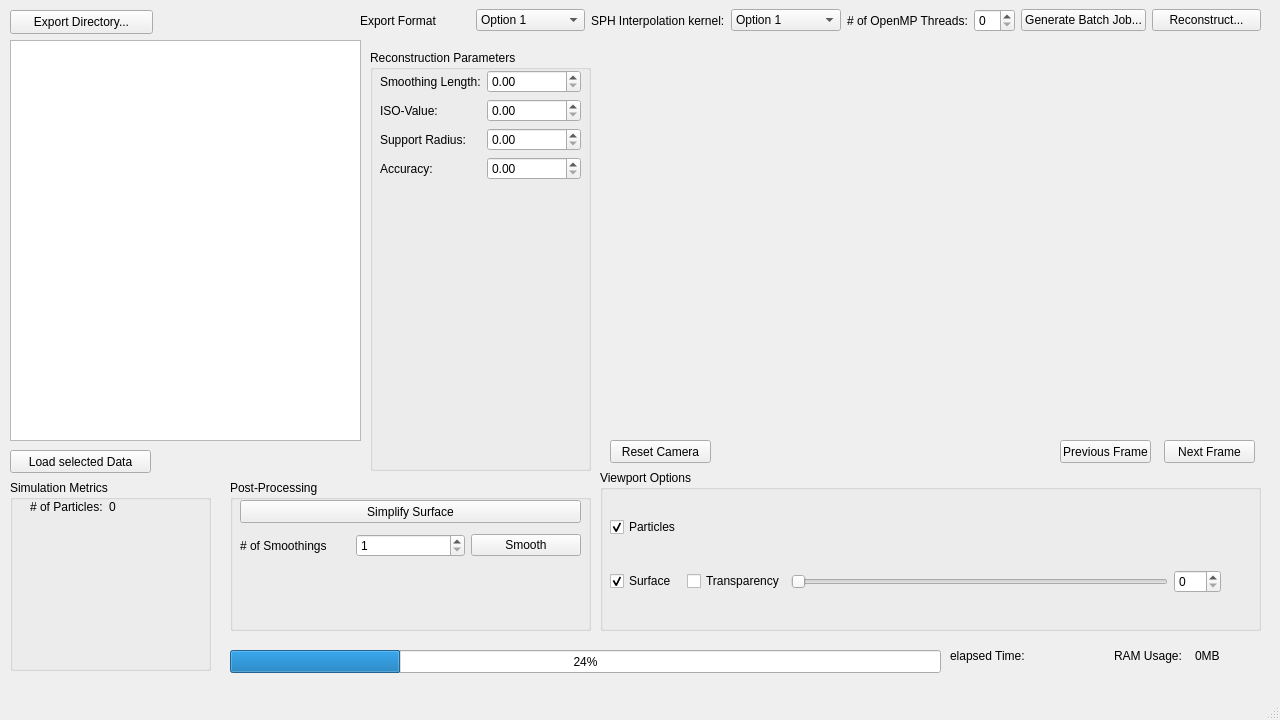
Above: LabProject/mainwindow.ui from CedricM9/SPH-Surface-Reconstruction before the change. Below: the same form after it.
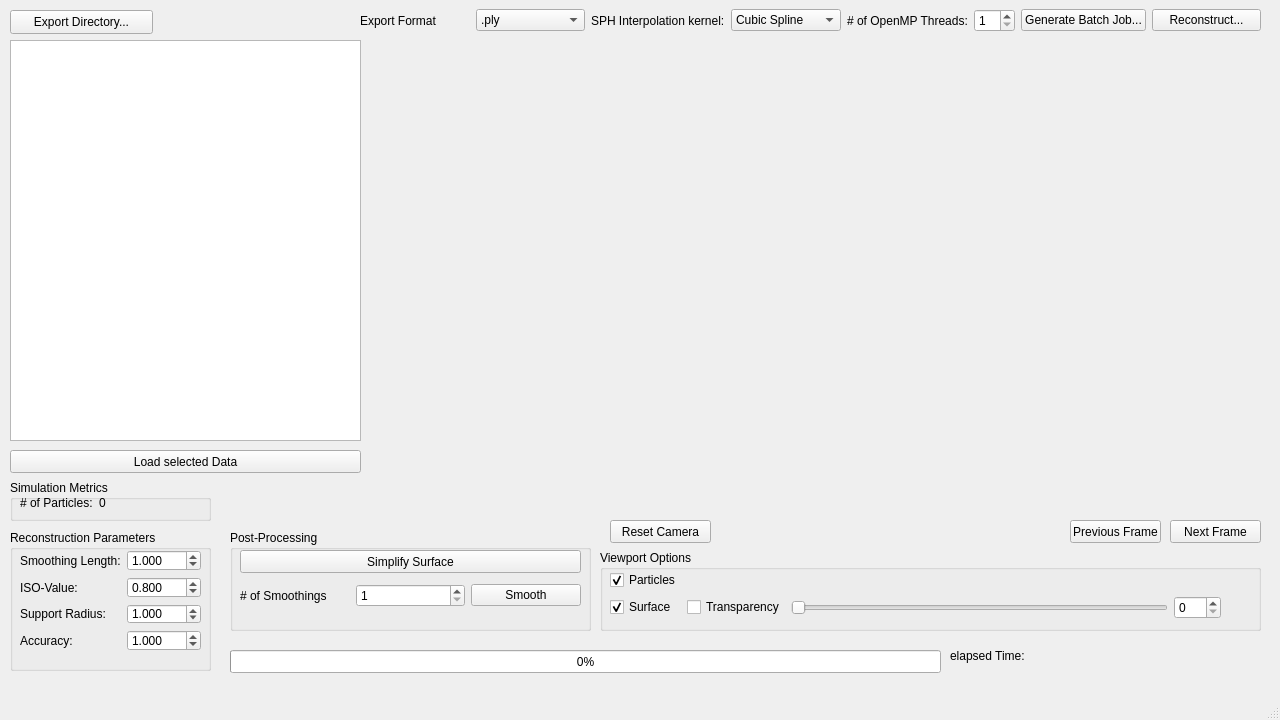
That is the form after the change. Icons and pictures are not drawn.

```diff
--- a/LabProject/mainwindow.ui
+++ b/LabProject/mainwindow.ui
@@ -24,16 +24,16 @@
      </rect>
     </property>
     <property name="value">
-     <number>24</number>
+     <number>0</number>
     </property>
    </widget>
    <widget class="QGroupBox" name="reconstructionGroupBox">
     <property name="geometry">
      <rect>
-      <x>370</x>
-      <y>50</y>
-      <width>221</width>
-      <height>421</height>
+      <x>10</x>
+      <y>530</y>
+      <width>201</width>
+      <height>141</height>
      </rect>
     </property>
     <property name="title">
@@ -44,8 +44,8 @@
       <rect>
        <x>10</x>
        <y>20</y>
-       <width>201</width>
-       <height>391</height>
+       <width>181</width>
+       <height>101</height>
       </rect>
      </property>
      <layout class="QFormLayout" name="reconstructionFormLayout">
@@ -78,16 +78,44 @@
        </widget>
       </item>
       <item row="0" column="1">
-       <widget class="QDoubleSpinBox" name="smoothingDoubleSpinBox"/>
+       <widget class="QDoubleSpinBox" name="smoothingDoubleSpinBox">
+        <property name="decimals">
+         <number>3</number>
+        </property>
+        <property name="value">
+         <double>1.000000000000000</double>
+        </property>
+       </widget>
       </item>
       <item row="1" column="1">
-       <widget class="QDoubleSpinBox" name="isoDoubleSpinBox"/>
+       <widget class="QDoubleSpinBox" name="isoDoubleSpinBox">
+        <property name="decimals">
+         <number>3</number>
+        </property>
+        <property name="value">
+         <double>0.800000000000000</double>
+        </property>
+       </widget>
       </item>
       <item row="2" column="1">
-       <widget class="QDoubleSpinBox" name="supportDoubleSpinBox"/>
+       <widget class="QDoubleSpinBox" name="supportDoubleSpinBox">
+        <property name="decimals">
+         <number>3</number>
+        </property>
+        <property name="value">
+         <double>1.000000000000000</double>
+        </property>
+       </widget>
       </item>
       <item row="3" column="1">
-       <widget class="QDoubleSpinBox" name="accuracyDoubleSpinBox"/>
+       <widget class="QDoubleSpinBox" name="accuracyDoubleSpinBox">
+        <property name="decimals">
+         <number>3</number>
+        </property>
+        <property name="value">
+         <double>1.000000000000000</double>
+        </property>
+       </widget>
       </item>
      </layout>
     </widget>
@@ -96,9 +124,9 @@
     <property name="geometry">
      <rect>
       <x>230</x>
-      <y>480</y>
+      <y>530</y>
       <width>361</width>
-      <height>151</height>
+      <height>101</height>
      </rect>
     </property>
     <property name="title">
@@ -160,7 +188,7 @@
       <x>10</x>
       <y>480</y>
       <width>201</width>
-      <height>191</height>
+      <height>41</height>
      </rect>
     </property>
     <property name="title">
@@ -169,10 +197,10 @@
     <widget class="QWidget" name="formLayoutWidget_2">
      <property name="geometry">
       <rect>
-       <x>20</x>
-       <y>20</y>
-       <width>171</width>
-       <height>141</height>
+       <x>10</x>
+       <y>16</y>
+       <width>181</width>
+       <height>20</height>
       </rect>
      </property>
      <layout class="QFormLayout" name="simulationFormLayout">
@@ -197,9 +225,9 @@
     <property name="geometry">
      <rect>
       <x>600</x>
-      <y>470</y>
+      <y>550</y>
       <width>661</width>
-      <height>161</height>
+      <height>81</height>
      </rect>
     </property>
     <property name="title">
@@ -211,7 +239,7 @@
        <x>10</x>
        <y>20</y>
        <width>611</width>
-       <height>131</height>
+       <height>51</height>
       </rect>
      </property>
      <layout class="QGridLayout" name="viewportGridLayout">
@@ -298,7 +326,7 @@
       <widget class="QComboBox" name="exportFormatComboBox">
        <item>
         <property name="text">
-         <string>Option 1</string>
+         <string>.ply</string>
         </property>
        </item>
        <item>
@@ -324,7 +352,7 @@
       <widget class="QComboBox" name="sphComboBox">
        <item>
         <property name="text">
-         <string>Option 1</string>
+         <string>Cubic Spline</string>
         </property>
        </item>
        <item>
@@ -350,6 +378,9 @@
        </item>
        <item>
         <widget class="QSpinBox" name="ompNumThreadsSpinBox">
+         <property name="minimum">
+          <number>1</number>
+         </property>
          <property name="maximum">
           <number>64</number>
          </property>
@@ -414,14 +445,14 @@
      <item>
       <widget class="QLabel" name="ramLabel">
        <property name="text">
-        <string>RAM Usage:</string>
+        <string/>
        </property>
       </widget>
      </item>
      <item>
       <widget class="QLabel" name="ramLabel_2">
        <property name="text">
-        <string>0MB</string>
+        <string/>
        </property>
       </widget>
      </item>
@@ -443,10 +474,10 @@
    <widget class="QWidget" name="verticalLayoutWidget">
     <property name="geometry">
      <rect>
-      <x>609</x>
+      <x>379</x>
       <y>49</y>
-      <width>651</width>
-      <height>381</height>
+      <width>881</width>
+      <height>461</height>
      </rect>
     </property>
     <layout class="QVBoxLayout" name="viewportLayout"/>
@@ -456,7 +487,7 @@
      <rect>
       <x>10</x>
       <y>450</y>
-      <width>141</width>
+      <width>351</width>
       <height>23</height>
      </rect>
     </property>
@@ -468,7 +499,7 @@
     <property name="geometry">
      <rect>
       <x>610</x>
-      <y>440</y>
+      <y>520</y>
       <width>101</width>
       <height>23</height>
      </rect>
@@ -480,8 +511,8 @@
    <widget class="QPushButton" name="nextFramePushButton">
     <property name="geometry">
      <rect>
-      <x>1164</x>
-      <y>440</y>
+      <x>1170</x>
+      <y>520</y>
       <width>91</width>
       <height>23</height>
      </rect>
@@ -493,8 +524,8 @@
    <widget class="QPushButton" name="prevFramePushButton">
     <property name="geometry">
      <rect>
-      <x>1060</x>
-      <y>440</y>
+      <x>1070</x>
+      <y>520</y>
       <width>91</width>
       <height>23</height>
      </rect>
```
Left out of the diff: 9 changed lines with no effect on the pictures.
